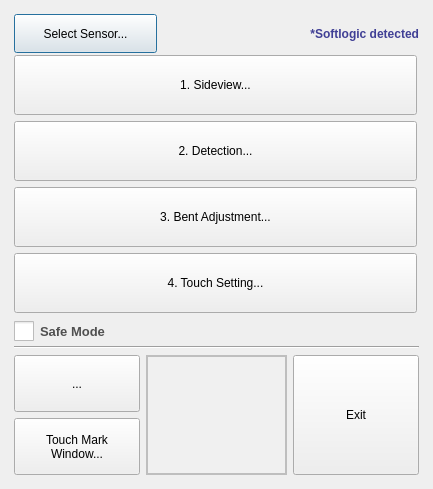
Above: T3kCfgFE/dialog.ui from habilience/habilience-t3ksensor-tools before the change. Below: the same form after it.
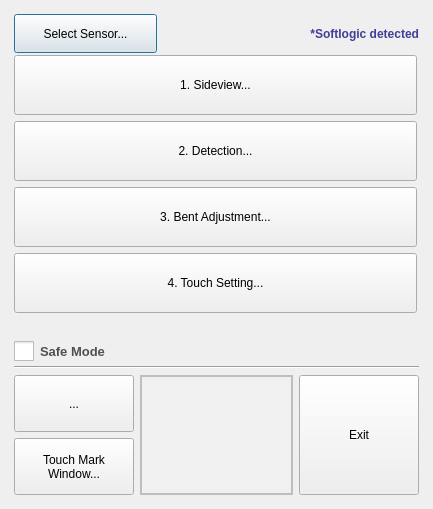
That is the form after the change. Icons and pictures are not drawn. Custom widgets are drawn as their Qt base class.

Patch:
```diff
--- a/T3kCfgFE/dialog.ui
+++ b/T3kCfgFE/dialog.ui
@@ -7,7 +7,7 @@
     <x>0</x>
     <y>0</y>
     <width>433</width>
-    <height>489</height>
+    <height>509</height>
    </rect>
   </property>
   <property name="windowTitle">
@@ -324,7 +324,7 @@
          </property>
          <property name="minimumSize">
           <size>
-           <width>126</width>
+           <width>120</width>
            <height>0</height>
           </size>
          </property>
@@ -346,7 +346,7 @@
          </property>
          <property name="minimumSize">
           <size>
-           <width>126</width>
+           <width>120</width>
            <height>0</height>
           </size>
          </property>
@@ -378,6 +378,12 @@
          <height>120</height>
         </size>
        </property>
+       <property name="font">
+        <font>
+         <family>Arial</family>
+         <pointsize>10</pointsize>
+        </font>
+       </property>
        <property name="focusPolicy">
         <enum>Qt::NoFocus</enum>
        </property>
@@ -415,7 +421,7 @@
        </property>
        <property name="minimumSize">
         <size>
-         <width>126</width>
+         <width>120</width>
          <height>120</height>
         </size>
        </property>
```
